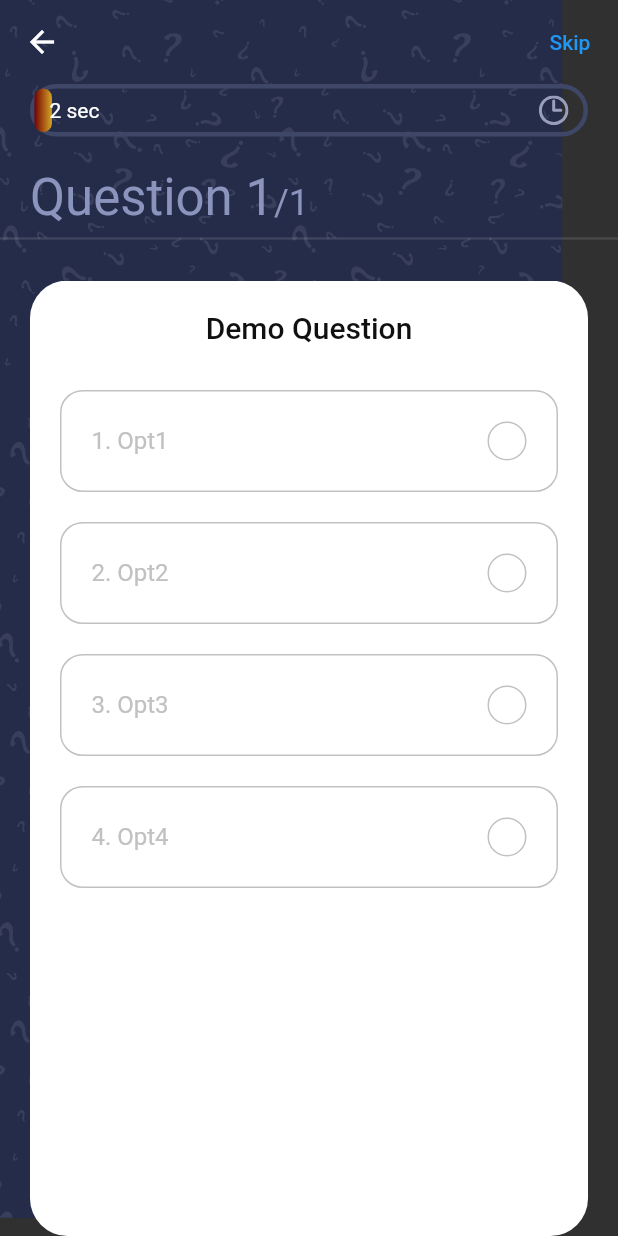
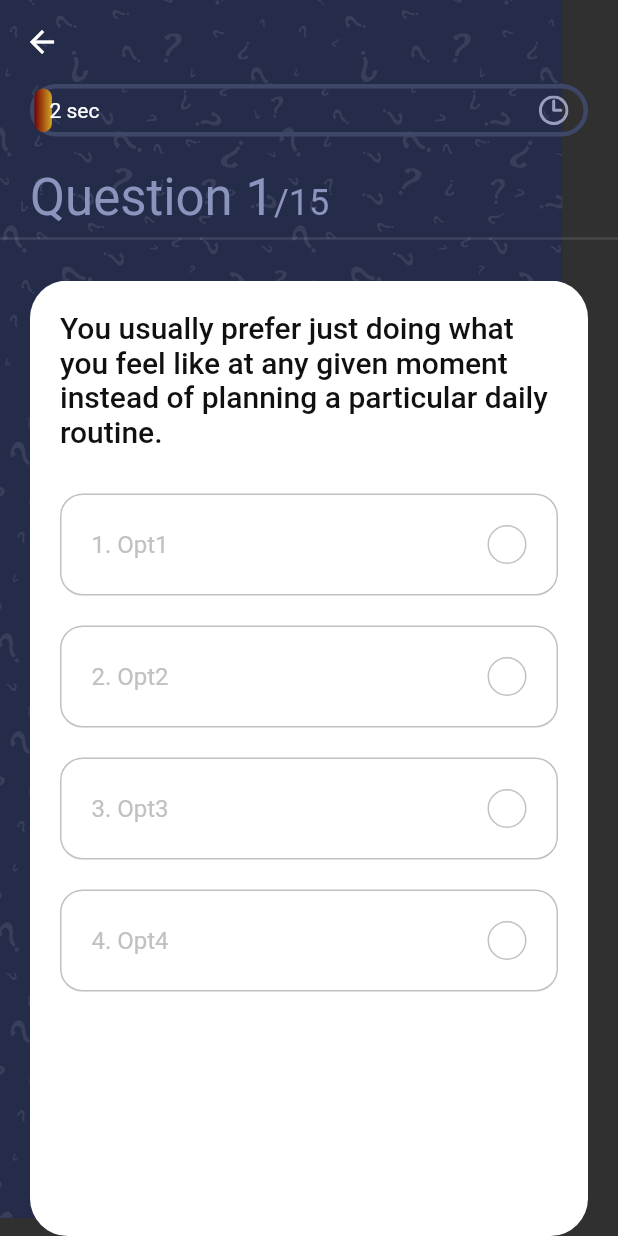
Before and after one commit to harshjohar/sorting-hat, a Flutter app: the QuizScreen screen opened directly, on a phone screen of 412 x 824 dp. Run offline on Flutter 3.47's test engine with Material 2 defaults, Android fonts, the phone set to English and light mode, and no system bars; our stand-ins replace cloud_firestore, firebase_auth, firebase_core, flutter_riverpod, flutter_svg, get; accounts and stored records are empty.

Commit message:
android setup

```diff
--- a/sorting_hat/lib/controllers/quiz_controller.dart
+++ b/sorting_hat/lib/controllers/quiz_controller.dart
@@ -42,7 +42,6 @@ class QuestionController extends GetxController
         AnimationController(duration: const Duration(seconds: 60), vsync: this);
     _animation = Tween<double>(begin: 0, end: 1).animate(_animationController)
       ..addListener(() {
-        // update like setState
         update();
       });
 
--- a/sorting_hat/lib/main.dart
+++ b/sorting_hat/lib/main.dart
@@ -2,8 +2,10 @@ import 'package:firebase_core/firebase_core.dart';
 import 'package:flutter/material.dart';
 import 'package:flutter_riverpod/flutter_riverpod.dart';
 import 'package:get/route_manager.dart';
+import 'package:sorting_hat/controllers/auth_controller.dart';
 import 'package:sorting_hat/firebase_options.dart';
 import 'package:sorting_hat/router.dart';
+import 'package:sorting_hat/screens/quiz/quiz_screen.dart';
 import 'package:sorting_hat/screens/welcome/welcome_screen.dart';
 
 void main() async {
@@ -12,16 +14,33 @@ void main() async {
   runApp(const ProviderScope(child: SortingHat()));
 }
 
-class SortingHat extends StatelessWidget {
+class SortingHat extends ConsumerWidget {
   const SortingHat({Key? key}) : super(key: key);
 
   @override
-  Widget build(BuildContext context) {
+  Widget build(BuildContext context, WidgetRef ref) {
     return GetMaterialApp(
       title: 'Sorting Hat',
       theme: ThemeData.dark(),
       debugShowCheckedModeBanner: false,
-      home: const WelcomeScreen(),
+      home: ref.watch(userProvider).when(data: (user) {
+        if (user == null) {
+          return const WelcomeScreen();
+        }
+        return const QuizScreen();
+      }, error: (error, trace) {
+        return Scaffold(
+          body: Center(
+            child: Text(error.toString()),
+          ),
+        );
+      }, loading: () {
+        return const Scaffold(
+          body: Center(
+            child: CircularProgressIndicator(),
+          ),
+        );
+      }),
       onGenerateRoute: (settings) => generateRoute(settings),
     );
   }
--- a/sorting_hat/lib/models/question.dart
+++ b/sorting_hat/lib/models/question.dart
@@ -9,7 +9,101 @@ class Question {
 const List questionData = [
   {
     "id": 1,
-    "question": "Demo Question",
+    "question":
+        "You usually prefer just doing what you feel like at any given moment instead of planning a particular daily routine.",
+    "options": ['Opt1', 'Opt2', 'Opt3', 'Opt4'],
+    "answer_index": 1,
+  },
+  {
+    "id": 2,
+    "question": "You enjoy watching people argue.",
+    "options": ['Opt1', 'Opt2', 'Opt3', 'Opt4'],
+    "answer_index": 1,
+  },
+  {
+    "id": 3,
+    "question":
+        "You are interested in so many things that you find it difficult to choose what to try next.",
+    "options": ['Opt1', 'Opt2', 'Opt3', 'Opt4'],
+    "answer_index": 1,
+  },
+  {
+    "id": 4,
+    "question":
+        "You like books and movies that make you come up with your own interpretation of the ending.",
+    "options": ['Opt1', 'Opt2', 'Opt3', 'Opt4'],
+    "answer_index": 1,
+  },
+  {
+    "id": 5,
+    "question": "You enjoy participating in group activities.",
+    "options": ['Opt1', 'Opt2', 'Opt3', 'Opt4'],
+    "answer_index": 1,
+  },
+  {
+    "id": 6,
+    "question":
+        "You are prone to worrying that things will take a turn for the worse.",
+    "options": ['Opt1', 'Opt2', 'Opt3', 'Opt4'],
+    "answer_index": 1,
+  },
+  {
+    "id": 7,
+    "question":
+        "Your personal work style is closer to spontaneous bursts of energy than organized and consistent efforts.",
+    "options": ['Opt1', 'Opt2', 'Opt3', 'Opt4'],
+    "answer_index": 1,
+  },
+  {
+    "id": 8,
+    "question": "You know at first glance how someone is feeling.",
+    "options": ['Opt1', 'Opt2', 'Opt3', 'Opt4'],
+    "answer_index": 1,
+  },
+  {
+    "id": 9,
+    "question":
+        "You become bored or lose interest when the discussion gets highly theoretical.",
+    "options": ['Opt1', 'Opt2', 'Opt3', 'Opt4'],
+    "answer_index": 1,
+  },
+  {
+    "id": 10,
+    "question": "You avoid making phone calls.",
+    "options": ['Opt1', 'Opt2', 'Opt3', 'Opt4'],
+    "answer_index": 1,
+  },
+  {
+    "id": 11,
+    "question":
+        "You rarely worry about whether you make a good impression on people you meet.",
+    "options": ['Opt1', 'Opt2', 'Opt3', 'Opt4'],
+    "answer_index": 1,
+  },
+  {
+    "id": 12,
+    "question":
+        "You usually prefer to be around others rather than on your own.",
+    "options": ['Opt1', 'Opt2', 'Opt3', 'Opt4'],
+    "answer_index": 1,
+  },
+  {
+    "id": 13,
+    "question": "You like to have a to-do list for each day.",
+    "options": ['Opt1', 'Opt2', 'Opt3', 'Opt4'],
+    "answer_index": 1,
+  },
+  {
+    "id": 14,
+    "question":
+        "You rarely contemplate the reasons for human existence or the meaning of life.",
+    "options": ['Opt1', 'Opt2', 'Opt3', 'Opt4'],
+    "answer_index": 1,
+  },
+  {
+    "id": 15,
+    "question":
+        "You are still bothered by mistakes that you made a long time ago.",
     "options": ['Opt1', 'Opt2', 'Opt3', 'Opt4'],
     "answer_index": 1,
   },
--- a/sorting_hat/lib/screens/quiz/quiz_screen.dart
+++ b/sorting_hat/lib/screens/quiz/quiz_screen.dart
@@ -1,6 +1,4 @@
 import 'package:flutter/material.dart';
-import 'package:get/get.dart';
-import 'package:sorting_hat/controllers/quiz_controller.dart';
 import 'package:sorting_hat/screens/quiz/widgets/body.dart';
 
 class QuizScreen extends StatelessWidget {
@@ -8,18 +6,14 @@ class QuizScreen extends StatelessWidget {
 
   @override
   Widget build(BuildContext context) {
-    QuestionController _controller = Get.put(QuestionController());
     return Scaffold(
       extendBodyBehindAppBar: true,
       appBar: AppBar(
         // Fluttter show the back button automatically
         backgroundColor: Colors.transparent,
         elevation: 0,
-        actions: [
-          TextButton(onPressed: _controller.nextQuestion, child: Text("Skip")),
-        ],
       ),
-      body: Body(),
+      body: const Body(),
     );
   }
 }
--- a/sorting_hat/lib/screens/welcome/welcome_screen.dart
+++ b/sorting_hat/lib/screens/welcome/welcome_screen.dart
@@ -27,7 +27,7 @@ class WelcomeScreen extends StatelessWidget {
                   const Spacer(), // 1/6
                   InkWell(
                     onTap: () {
-                      Get.to(() => const LoginScreen());
+                      Navigator.pushNamed(context, LoginScreen.routeName);
                     },
                     child: Container(
                       width: double.infinity,
```
Also changed, not shown: 2 other files.
